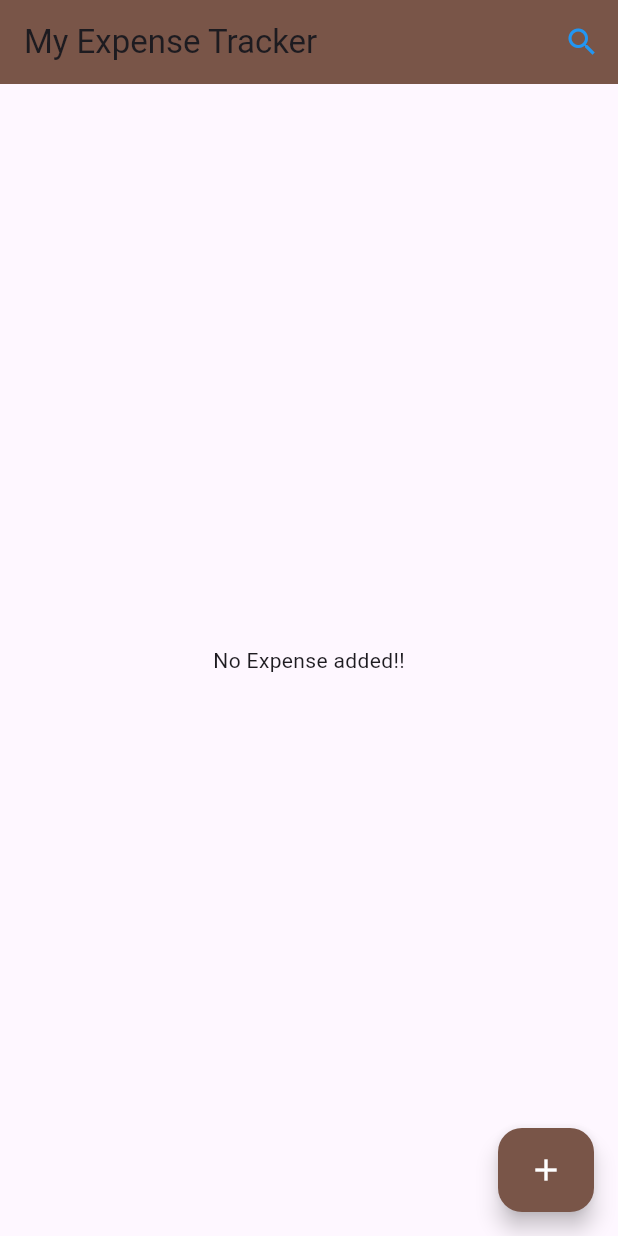
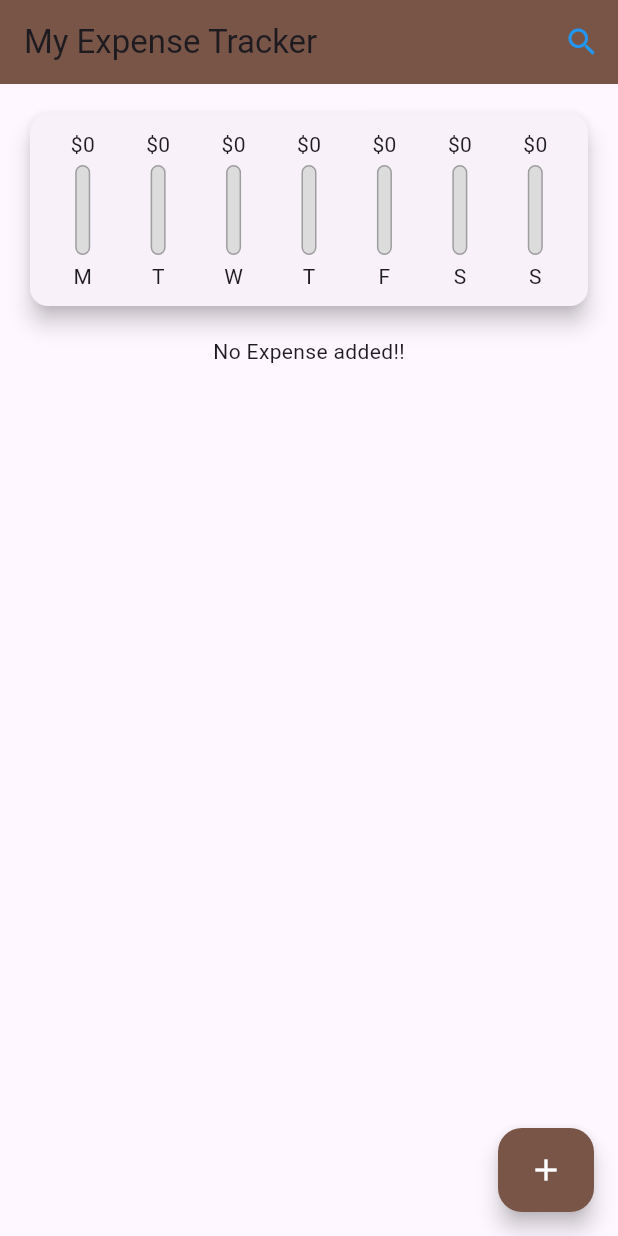
Before and after one commit to Soumalya-roy/CoolCat_Expense_Project, a Flutter app: the screen it shows after launch, on a phone screen of 412 x 824 dp. Run offline on Flutter 3.47's test engine with Material 2 defaults, Android fonts, the light colour scheme and no system bars.

Commit message:
modified expence

```diff
--- a/lib/view/expence.dart
+++ b/lib/view/expence.dart
@@ -241,8 +241,13 @@ class _MyExpenseState extends State<MyExpense> {
                       })
             ]),
         body: expenseList.length == 0
-            ? Center(
-                child: Text("No Expense added!!"),
+            ? Column(
+                children: [
+                  Chart(expenseList),
+                  Center(
+                    child: Text("No Expense added!!"),
+                  ),
+                ],
               )
             : Column(
                 children: [
```
